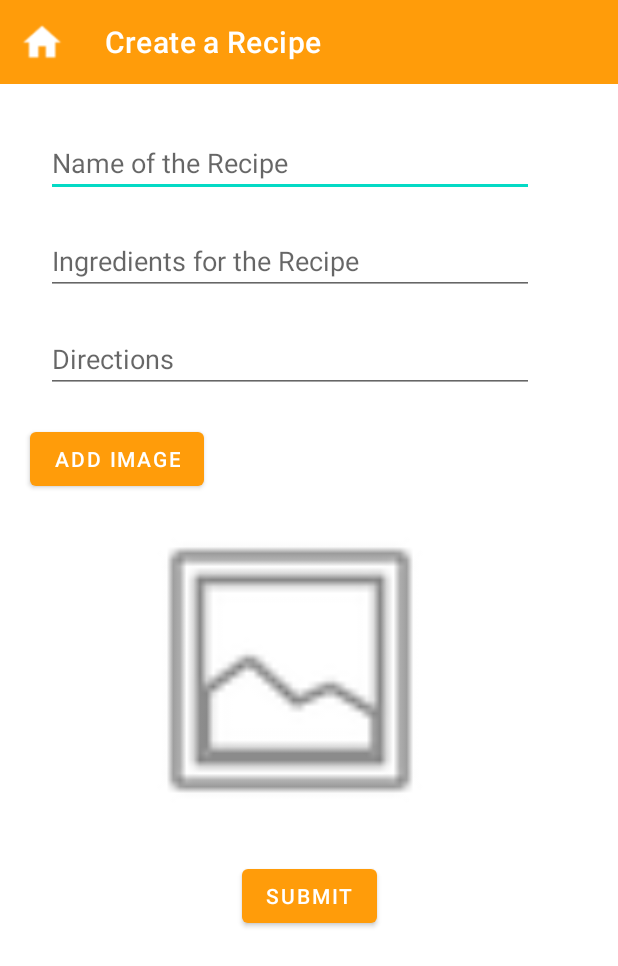
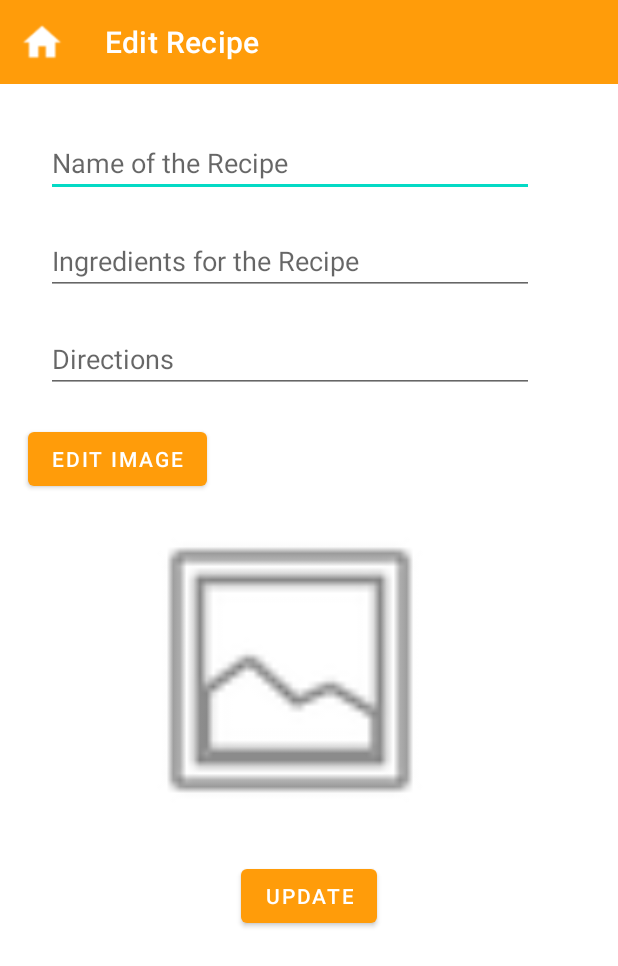
Before and after one commit to MadhaviImashi/4Flicks_BestPlan-application, an Android app: the screen it shows after launch (create_recipe before the commit, update_recipe after it), on a phone screen of 412 x 824 dp. Shown: the top 966 px of the screen. Run offline under Robolectric (Android 15) with nearby library versions, the phone set to English and light mode, and no system bars.

Commit message:
Completed activity_update_recipe.xml

```diff
--- a/app/src/main/AndroidManifest.xml
+++ b/app/src/main/AndroidManifest.xml
@@ -9,13 +9,14 @@
         android:roundIcon="@mipmap/ic_launcher_round"
         android:supportsRtl="true"
         android:theme="@style/Theme.4FlicksApp">
-        <activity android:name=".update_recipe"></activity>
-        <activity android:name=".create_recipe">
+        <activity android:name=".update_recipe">
             <intent-filter>
                 <action android:name="android.intent.action.MAIN" />
 
                 <category android:name="android.intent.category.LAUNCHER" />
             </intent-filter>
+        </activity>
+        <activity android:name=".create_recipe">
         </activity>
         <activity android:name=".all_recipes_with_recipes"></activity>
         <activity android:name=".all_recipes_without_any_recipes" />
--- a/app/src/main/res/layout/activity_update_recipe.xml
+++ b/app/src/main/res/layout/activity_update_recipe.xml
@@ -6,4 +6,100 @@
     android:layout_height="match_parent"
     tools:context=".update_recipe">
 
+    <androidx.appcompat.widget.Toolbar
+        android:id="@+id/toolbar"
+        android:layout_width="match_parent"
+        android:layout_height="wrap_content"
+        android:background="#FF9C0A"
+        android:minHeight="?attr/actionBarSize"
+        android:theme="?attr/actionBarTheme"
+        app:layout_constraintEnd_toEndOf="parent"
+        app:layout_constraintHorizontal_bias="0.5"
+        app:layout_constraintStart_toStartOf="parent"
+        app:layout_constraintTop_toTopOf="parent"
+        app:title="@string/ToolBarTitle3"
+        app:titleMarginStart="70dp"
+        app:titleTextColor="#FFFFFF" />
+
+    <ImageView
+        android:id="@+id/home"
+        android:layout_width="58dp"
+        android:layout_height="53dp"
+        app:layout_constraintStart_toStartOf="parent"
+        app:layout_constraintTop_toTopOf="parent"
+        app:srcCompat="@drawable/home" />
+
+    <com.google.android.material.textfield.TextInputEditText
+        android:id="@+id/recipeName"
+        android:layout_width="325dp"
+        android:layout_height="wrap_content"
+        android:layout_marginStart="30dp"
+        android:layout_marginTop="30dp"
+        android:layout_marginEnd="56dp"
+        android:hint="Name of the Recipe"
+        app:layout_constraintEnd_toEndOf="parent"
+        app:layout_constraintStart_toStartOf="parent"
+        app:layout_constraintTop_toBottomOf="@+id/toolbar" />
+
+    <com.google.android.material.textfield.TextInputEditText
+        android:id="@+id/recipeIngredients"
+        android:layout_width="325dp"
+        android:layout_height="wrap_content"
+        android:layout_marginStart="30dp"
+        android:layout_marginTop="20dp"
+        android:layout_marginEnd="56dp"
+        android:hint="Ingredients for the Recipe"
+        app:layout_constraintEnd_toEndOf="parent"
+        app:layout_constraintStart_toStartOf="parent"
+        app:layout_constraintTop_toBottomOf="@+id/recipeName" />
+
+    <com.google.android.material.textfield.TextInputEditText
+        android:id="@+id/directions"
+        android:layout_width="325dp"
+        android:layout_height="wrap_content"
+        android:layout_marginStart="30dp"
+        android:layout_marginTop="20dp"
+        android:layout_marginEnd="56dp"
+        android:hint="Directions"
+        app:layout_constraintEnd_toEndOf="parent"
+        app:layout_constraintStart_toStartOf="parent"
+        app:layout_constraintTop_toBottomOf="@+id/recipeIngredients" />
+
+    <Button
+        android:id="@+id/imageEdit"
+        android:layout_width="wrap_content"
+        android:layout_height="wrap_content"
+        android:layout_marginStart="30dp"
+        android:layout_marginTop="20dp"
+        android:layout_marginEnd="286dp"
+        android:text="Edit Image"
+        app:backgroundTint="#FF9C0A"
+        app:layout_constraintEnd_toEndOf="parent"
+        app:layout_constraintStart_toStartOf="parent"
+        app:layout_constraintTop_toBottomOf="@+id/directions" />
+
+    <ImageView
+        android:id="@+id/recipeInputImage"
+        android:layout_width="325dp"
+        android:layout_height="213dp"
+        android:layout_marginStart="30dp"
+        android:layout_marginTop="10dp"
+        android:layout_marginEnd="56dp"
+        app:layout_constraintEnd_toEndOf="parent"
+        app:layout_constraintStart_toStartOf="parent"
+        app:layout_constraintTop_toBottomOf="@+id/imageEdit"
+        app:srcCompat="@android:drawable/ic_menu_gallery" />
+
+    <Button
+        android:id="@+id/recipeUpdate"
+        android:layout_width="wrap_content"
+        android:layout_height="wrap_content"
+        android:layout_marginTop="20dp"
+        android:text="Update"
+        app:backgroundTint="#FF9C0A"
+        app:layout_constraintEnd_toEndOf="parent"
+        app:layout_constraintHorizontal_bias="0.5"
+        app:layout_constraintStart_toStartOf="parent"
+        app:layout_constraintTop_toBottomOf="@+id/recipeInputImage" />
+
 </androidx.constraintlayout.widget.ConstraintLayout>
```
